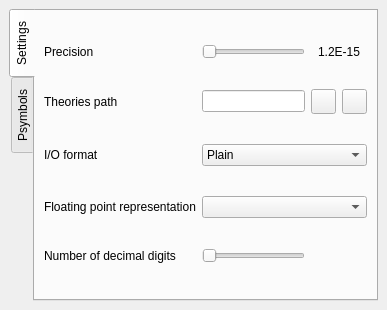
This is pyranha/Gui/__panelWidget.ui in 7ofNine/piranha as Qt 5 draws it before an edit. The edited form follows.
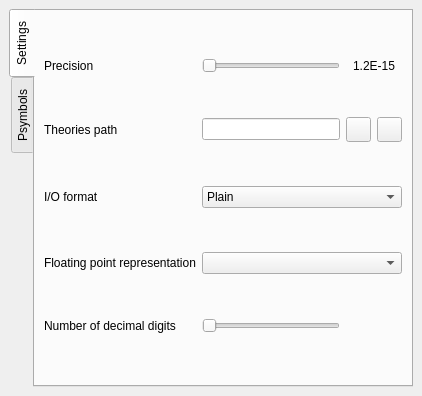
This is the edited form. Icons and pictures are not drawn.

The edit to the form file:
```diff
--- a/pyranha/Gui/__panelWidget.ui
+++ b/pyranha/Gui/__panelWidget.ui
@@ -5,13 +5,13 @@
    <rect>
     <x>0</x>
     <y>0</y>
-    <width>387</width>
-    <height>310</height>
+    <width>422</width>
+    <height>396</height>
    </rect>
   </property>
   <property name="sizePolicy" >
    <sizepolicy>
-    <hsizetype>1</hsizetype>
+    <hsizetype>0</hsizetype>
     <vsizetype>1</vsizetype>
     <horstretch>0</horstretch>
     <verstretch>0</verstretch>
```
